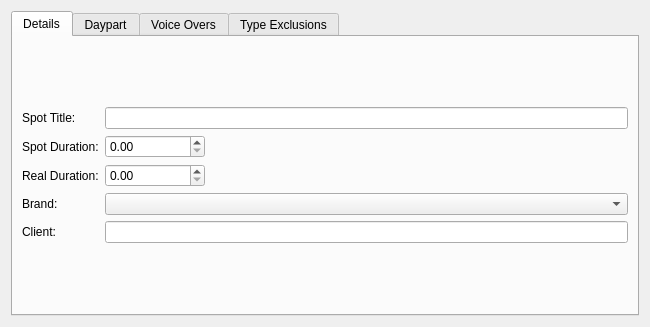
Qt form rave/traffik/spotform.ui (pgathogo/raven) before a commit.
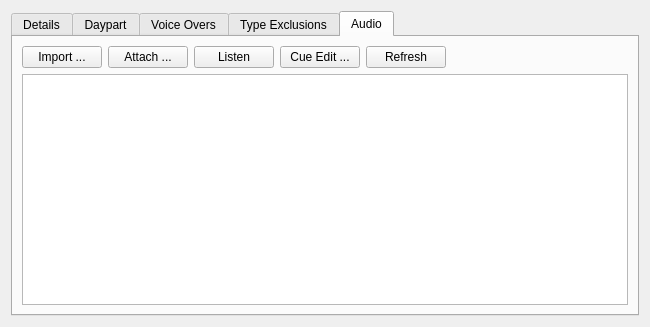
The same form after that commit.

Commit message: Added default Commercial and Audio folders in the setup class. Did a few code refactoring

The edit to the form file:
```diff
--- a/rave/traffik/spotform.ui
+++ b/rave/traffik/spotform.ui
@@ -23,7 +23,7 @@
    <item>
     <widget class="QTabWidget" name="tabWidget">
      <property name="currentIndex">
-      <number>0</number>
+      <number>4</number>
      </property>
      <widget class="QWidget" name="tabDetails">
       <attribute name="title">
@@ -146,6 +146,68 @@
        </item>
       </layout>
      </widget>
+     <widget class="QWidget" name="tabAudio">
+      <attribute name="title">
+       <string>Audio</string>
+      </attribute>
+      <layout class="QVBoxLayout" name="verticalLayout_2">
+       <item>
+        <layout class="QHBoxLayout" name="horizontalLayout">
+         <item>
+          <widget class="QPushButton" name="btnImport">
+           <property name="text">
+            <string>Import ...</string>
+           </property>
+          </widget>
+         </item>
+         <item>
+          <widget class="QPushButton" name="btnAttach">
+           <property name="text">
+            <string>Attach ...</string>
+           </property>
+          </widget>
+         </item>
+         <item>
+          <widget class="QPushButton" name="btnListen">
+           <property name="text">
+            <string>Listen</string>
+           </property>
+          </widget>
+         </item>
+         <item>
+          <widget class="QPushButton" name="btnCueEdit">
+           <property name="text">
+            <string>Cue Edit ...</string>
+           </property>
+          </widget>
+         </item>
+         <item>
+          <widget class="QPushButton" name="btnRefresh">
+           <property name="text">
+            <string>Refresh</string>
+           </property>
+          </widget>
+         </item>
+         <item>
+          <spacer name="horizontalSpacer">
+           <property name="orientation">
+            <enum>Qt::Horizontal</enum>
+           </property>
+           <property name="sizeHint" stdset="0">
+            <size>
+             <width>40</width>
+             <height>20</height>
+            </size>
+           </property>
+          </spacer>
+         </item>
+        </layout>
+       </item>
+       <item>
+        <widget class="QTableView" name="tvAudio"/>
+       </item>
+      </layout>
+     </widget>
     </widget>
    </item>
   </layout>
```
The commit also changes 85 other files.
